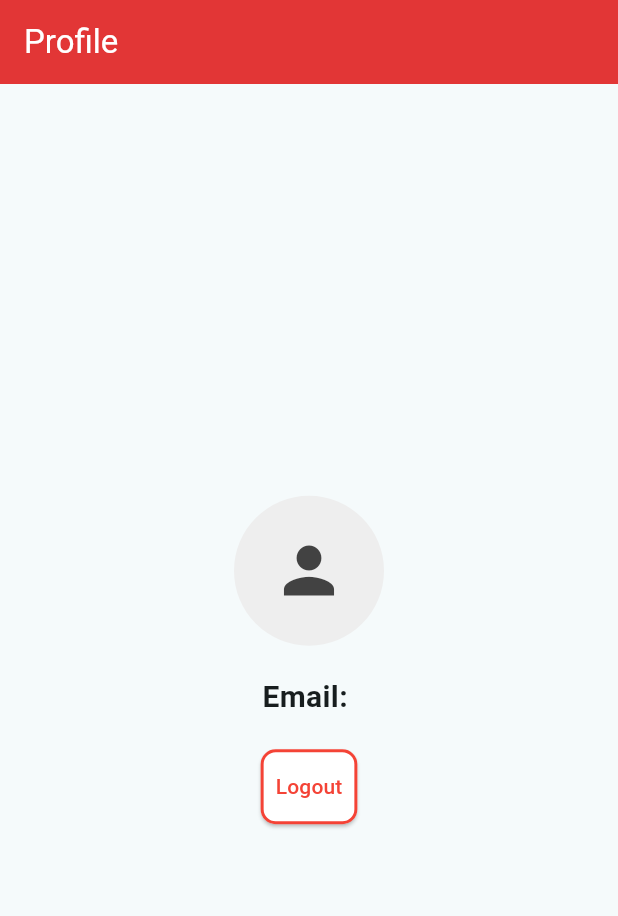
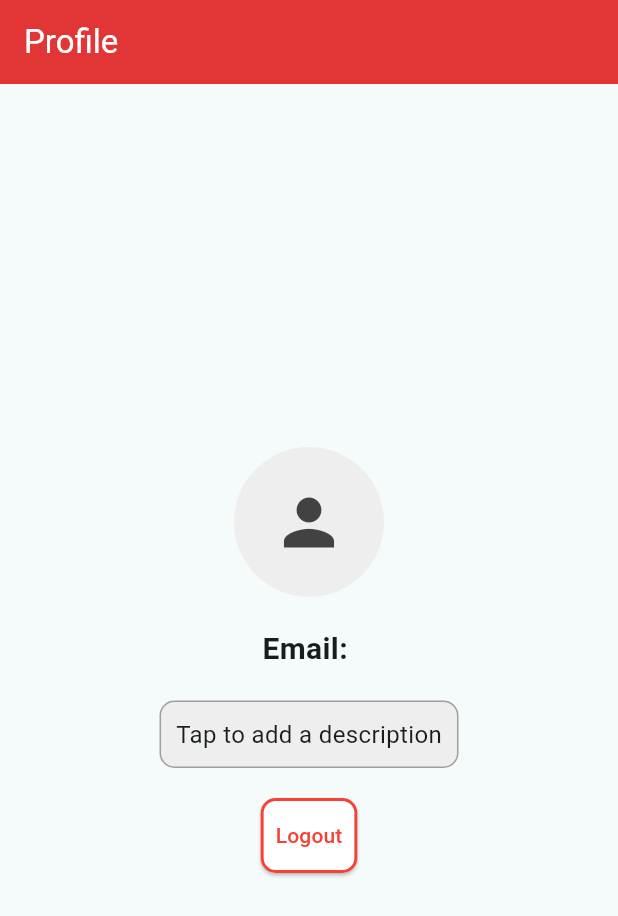
Before and after one commit to amitsarvate/vehicle-buy-sell-rent-app, a Flutter app: the ProfilePage screen opened directly, on a phone screen of 412 x 824 dp. Shown: the top 916 px of the screen. Run offline on Flutter 3.47's test engine with Material 3 defaults, Android fonts, the light colour scheme and no system bars; our stand-ins replace cloud_firestore, dropdown_search, firebase_auth, firebase_core, flutter_local_notifications, permission_handler and 1 more; missing offline and left inert: firebase_app_check; accounts and stored records are empty; network calls fail.

Commit message:
Added a description field.

```diff
--- a/lib/ProfilePage.dart
+++ b/lib/ProfilePage.dart
@@ -27,7 +27,16 @@ Future<localUser?> fetchAndPrintUser() async {
   }
 }
 
-class ProfilePage extends StatelessWidget {
+class ProfilePage extends StatefulWidget {
+  @override
+  _ProfilePageState createState() => _ProfilePageState();
+}
+
+class _ProfilePageState extends State<ProfilePage> {
+  final TextEditingController _descriptionController = TextEditingController();
+  bool _isEditing = false; // To toggle between editing and viewing the description
+
+
   @override
   Widget build(BuildContext context) {
     // Get the current user from Firebase Auth
@@ -117,6 +126,44 @@ class ProfilePage extends StatelessWidget {
                 ),
               ),
               SizedBox(height: 20),
+
+              // Editable description field
+              GestureDetector(
+                onTap: () {
+                  setState(() {
+                    _isEditing = true;
+                  });
+                },
+                child: Container(
+                  padding: EdgeInsets.all(10),
+                  decoration: BoxDecoration(
+                    borderRadius: BorderRadius.circular(10),
+                    color: Colors.grey[200],
+                    border: Border.all(color: Colors.grey),
+                  ),
+                  child: _isEditing
+                      ? TextField(
+                    controller: _descriptionController,
+                    decoration: InputDecoration(
+                      hintText: 'Enter your description...',
+                      border: OutlineInputBorder(),
+                    ),
+                    onSubmitted: (value) {
+                      setState(() {
+                        _isEditing = false;
+                      });
+                    },
+                  )
+                      : Text(
+                    _descriptionController.text.isEmpty
+                        ? 'Tap to add a description'
+                        : _descriptionController.text,
+                    style: TextStyle(fontSize: 16),
+                  ),
+                ),
+              ),
+              SizedBox(height: 20),
+
               ElevatedButton(
                 style: ElevatedButton.styleFrom(
                   backgroundColor: const Color(0xffffffff),
```
